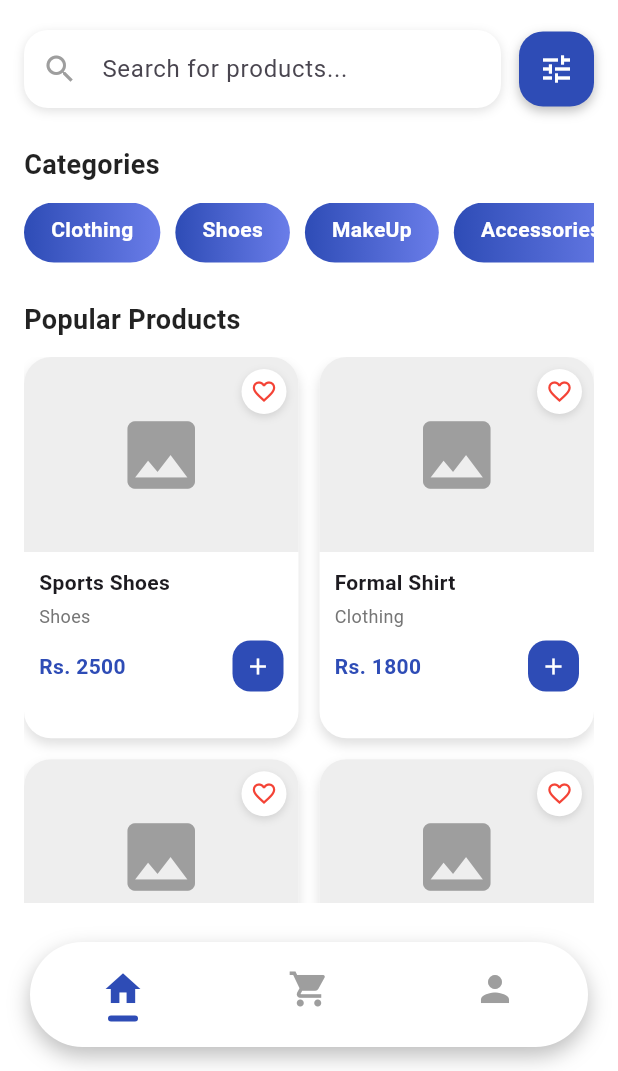
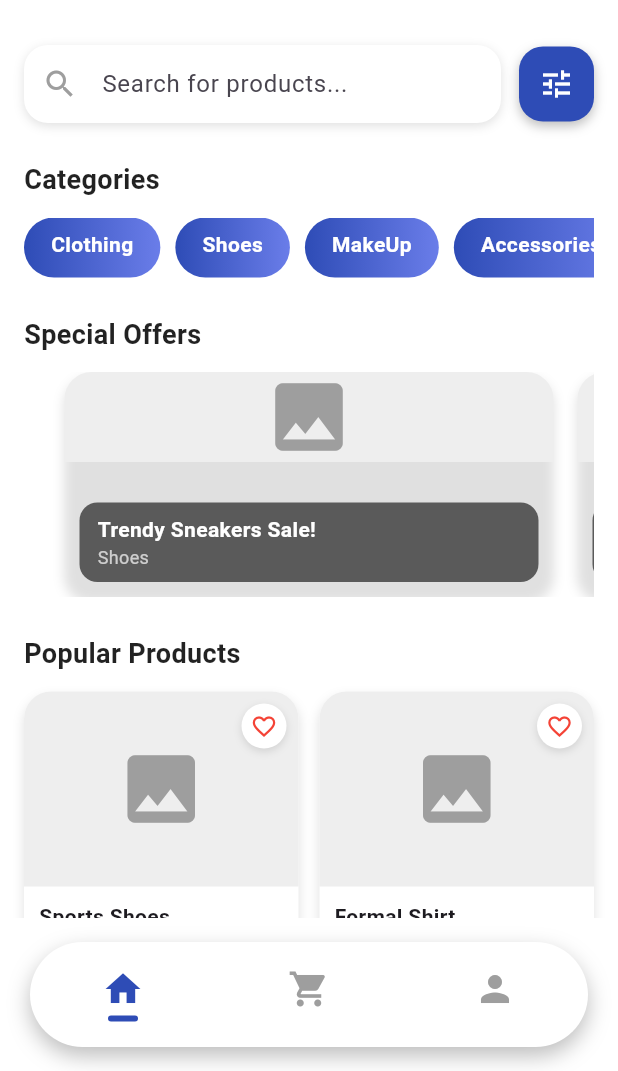
Before and after one commit to Munibafarooq-574/Pick-pay, a Flutter app: the HomeScreen screen opened by its route, on a phone screen of 412 x 824 dp, the part 165-1236 px from its top. Run offline on Flutter 3.47's test engine with Material 3 defaults, Android fonts, the light colour scheme and no system bars; our stand-ins replace cached_network_image, flutter_iconly, google_fonts, shared_preferences; accounts and stored records are empty.

Commit message:
Initial commit

```diff
--- a/lib/screens/home_screen.dart
+++ b/lib/screens/home_screen.dart
@@ -20,6 +20,26 @@ class _HomeScreenState extends State<HomeScreen> {
 
   final List<Map<String, dynamic>> _products = [
     {
+      "title": "Trendy Sneakers Sale!",
+      "category": "Shoes",
+     // "image": "assets/ads/sneakers_ad.png",
+    },
+    {
+      "title": "Elegant Dresses Collection",
+      "category": "Clothing",
+      //"image": "assets/ads/dresses_ad.png",
+    },
+    {
+      "title": "Stylish Handbags Offer",
+      "category": "Accessories",
+      //"image": "assets/ads/handbags_ad.png",
+    },
+    {
+      "title": "Glam Makeup Deals",
+      "category": "MakeUp",
+      //"image": "assets/ads/makeup_ad.png",
+    },
+    {
       "name": "Sports Shoes",
       "category": "Shoes",
       "price": 2500,
@@ -35,19 +55,19 @@ class _HomeScreenState extends State<HomeScreen> {
       "name": "Handbag",
       "category": "Accessories",
       "price": 2200,
-      //"image": "assets/products/handbag.png"
+    //  "image": "assets/products/handbag.png"
     },
     {
       "name": "Smart Watch",
       "category": "Electronics",
       "price": 6000,
-      //"image": "assets/products/smart_watch.png"
+     // "image": "assets/products/smart_watch.png"
     },
     {
       "name": "Casual Shoes",
       "category": "Shoes",
       "price": 2800,
-      //"image": "assets/products/casual_shoes.png"
+     // "image": "assets/products/casual_shoes.png"
     },
   ];
 
@@ -57,7 +77,6 @@ class _HomeScreenState extends State<HomeScreen> {
     });
   }
 
-  // 🔹 Helper to get initials from full name
   String getUserInitials(String name) {
     List<String> names = name.split(" ");
     String initials = "";
@@ -74,26 +93,26 @@ class _HomeScreenState extends State<HomeScreen> {
 
     final filteredProducts = _products
         .where((item) =>
+    item.containsKey("name") &&
         item["name"].toLowerCase().contains(_searchQuery.toLowerCase()))
         .toList();
+
+    final ads = _products.where((item) => item.containsKey("title")).toList();
 
     return Scaffold(
       backgroundColor: Colors.white,
       body: SafeArea(
-        child: Padding(
+        child: Column(
+          children: [
+            // 🔹 Fixed Header with Greeting + Profile
+            Padding(
               padding: const EdgeInsets.symmetric(horizontal: 16, vertical: 10),
-          child: Column(
-            crossAxisAlignment: CrossAxisAlignment.start,
-            children: [
-              // 🔹 Header with greeting + profile
-              Row(
+              child: Row(
                 mainAxisAlignment: MainAxisAlignment.spaceBetween,
                 children: [
-                  // Left side: Logo + greeting in a row
                   Row(
                     crossAxisAlignment: CrossAxisAlignment.start,
                     children: [
-                      // Logo fully to the left
                       SizedBox(
                         height: 100,
                         width: 100,
@@ -103,13 +122,11 @@ class _HomeScreenState extends State<HomeScreen> {
                         ),
                       ),
                       const SizedBox(width: 0.1),
-
-                      // Greeting & Username stacked vertically, slightly lower
                       Column(
                         crossAxisAlignment: CrossAxisAlignment.start,
                         mainAxisAlignment: MainAxisAlignment.start,
                         children: [
-                          const SizedBox(height: 33), // pushes "Hello" lower
+                          const SizedBox(height: 33),
                           const Text(
                             "Hello,",
                             style: TextStyle(
@@ -130,8 +147,6 @@ class _HomeScreenState extends State<HomeScreen> {
                       ),
                     ],
                   ),
-
-                  // Right side: notifications + avatar
                   Row(
                     children: [
                       Container(
@@ -165,13 +180,14 @@ class _HomeScreenState extends State<HomeScreen> {
                   ),
                 ],
               ),
-
-
+            ),
 
             const SizedBox(height: 20),
 
-              // 🔹 Search + Filter
-              Row(
+            // 🔹 Fixed Search + Filter
+            Padding(
+              padding: const EdgeInsets.symmetric(horizontal: 16),
+              child: Row(
                 children: [
                   Expanded(
                     child: Container(
@@ -206,7 +222,6 @@ class _HomeScreenState extends State<HomeScreen> {
                       setState(() {
                         _isFilterVisible = !_isFilterVisible;
                       });
-                      // Add your filter logic here, e.g., show a dialog or navigate to a filter screen
                       _showFilterDialog(context);
                     },
                     child: Container(
@@ -227,17 +242,25 @@ class _HomeScreenState extends State<HomeScreen> {
                   ),
                 ],
               ),
+            ),
 
             const SizedBox(height: 25),
 
-              // 🔹 Categories (chips style)
+            // 🔹 Scrollable Content: Categories to Popular Products
+            Expanded(
+              child: SingleChildScrollView(
+                child: Padding(
+                  padding: const EdgeInsets.symmetric(horizontal: 16),
+                  child: Column(
+                    crossAxisAlignment: CrossAxisAlignment.start,
+                    children: [
+                      // 🔹 Categories
                       const Text("Categories",
                           style: TextStyle(
                               fontSize: 18,
                               fontWeight: FontWeight.bold,
                               color: Colors.black87)),
                       const SizedBox(height: 12),
-
                       SizedBox(
                         height: 40,
                         child: ListView(
@@ -253,18 +276,42 @@ class _HomeScreenState extends State<HomeScreen> {
 
                       const SizedBox(height: 25),
 
-              // 🔹 Product Grid
+                      // 🔹 Ads Carousel
+                      const Text("Special Offers",
+                          style: TextStyle(
+                              fontSize: 18,
+                              fontWeight: FontWeight.bold,
+                              color: Colors.black87)),
+                      const SizedBox(height: 12),
+                      SizedBox(
+                        height: 150,
+                        child: PageView.builder(
+                          itemCount: ads.length,
+                          itemBuilder: (context, index) {
+                            final ad = ads[index];
+                            return _buildAdCard(
+                                ad["title"], ad["category"], ad["image"] ?? "");
+                          },
+                          controller: PageController(viewportFraction: 0.9),
+                          padEnds: true,
+                        ),
+                      ),
+
+                      const SizedBox(height: 25),
+
+                      // 🔹 Popular Products
                       const Text("Popular Products",
                           style: TextStyle(
                               fontSize: 18,
                               fontWeight: FontWeight.bold,
                               color: Colors.black87)),
                       const SizedBox(height: 12),
-
-              Expanded(
-                child: GridView.builder(
+                      GridView.builder(
+                        shrinkWrap: true,
+                        physics: const NeverScrollableScrollPhysics(),
                         itemCount: filteredProducts.length,
-                  gridDelegate: const SliverGridDelegateWithFixedCrossAxisCount(
+                        gridDelegate:
+                        const SliverGridDelegateWithFixedCrossAxisCount(
                           crossAxisCount: 2,
                           childAspectRatio: 0.72,
                           crossAxisSpacing: 14,
@@ -279,12 +326,14 @@ class _HomeScreenState extends State<HomeScreen> {
                           );
                         },
                       ),
+                    ],
+                  ),
+                ),
+              ),
             ),
           ],
         ),
       ),
-      ),
-      // 🔹 Modern Floating Bottom Navigation
       bottomNavigationBar: Padding(
         padding: const EdgeInsets.symmetric(horizontal: 20, vertical: 16),
         child: Container(
@@ -310,15 +359,128 @@ class _HomeScreenState extends State<HomeScreen> {
           ),
         ),
       ),
-
     );
   }
 
-  // 🔹 Category Chip
+  Widget _buildAdCard(String title, String category, String image) {
+    return GestureDetector(
+      onTap: () {
+        switch (category) {
+          case "Clothing":
+            Navigator.push(
+              context,
+              MaterialPageRoute(
+                builder: (_) => ClothingScreen(products: _products),
+              ),
+            );
+            break;
+          case "Shoes":
+            Navigator.push(
+              context,
+              MaterialPageRoute(
+                builder: (_) => ShoesScreen(products: _products),
+              ),
+            );
+            break;
+          case "Accessories":
+            Navigator.push(
+              context,
+              MaterialPageRoute(
+                builder: (_) => AccessoriesScreen(products: _products),
+              ),
+            );
+            break;
+          case "MakeUp":
+            Navigator.push(
+              context,
+              MaterialPageRoute(
+                builder: (_) => MakeUpScreen(products: _products),
+              ),
+            );
+            break;
+        }
+      },
+      child: Container(
+        margin: const EdgeInsets.symmetric(horizontal: 8),
+        decoration: BoxDecoration(
+          borderRadius: BorderRadius.circular(18),
+          boxShadow: [
+            BoxShadow(
+              color: Colors.black12,
+              blurRadius: 6,
+              offset: const Offset(0, 4),
+            ),
+          ],
+        ),
+        child: ClipRRect(
+          borderRadius: BorderRadius.circular(18),
+          child: Stack(
+            children: [
+              Container(
+                width: double.infinity,
+                decoration: BoxDecoration(
+                  color: Colors.grey.shade200,
+                ),
+                child: image.isNotEmpty
+                    ? Image.asset(
+                  image,
+                  fit: BoxFit.cover,
+                  errorBuilder: (context, error, stackTrace) => const Icon(
+                    Icons.image,
+                    size: 60,
+                    color: Colors.grey,
+                  ),
+                )
+                    : const Icon(
+                  Icons.image,
+                  size: 60,
+                  color: Colors.grey,
+                ),
+              ),
+              Positioned(
+                bottom: 10,
+                left: 10,
+                right: 10,
+                child: Container(
+                  padding: const EdgeInsets.symmetric(horizontal: 12, vertical: 8),
+                  decoration: BoxDecoration(
+                    color: Colors.black.withOpacity(0.6),
+                    borderRadius: BorderRadius.circular(12),
+                  ),
+                  child: Column(
+                    crossAxisAlignment: CrossAxisAlignment.start,
+                    children: [
+                      Text(
+                        title,
+                        style: const TextStyle(
+                          color: Colors.white,
+                          fontWeight: FontWeight.bold,
+                          fontSize: 14,
+                        ),
+                        maxLines: 1,
+                        overflow: TextOverflow.ellipsis,
+                      ),
+                      Text(
+                        category,
+                        style: const TextStyle(
+                          color: Colors.white70,
+                          fontSize: 12,
+                        ),
+                      ),
+                    ],
+                  ),
+                ),
+              ),
+            ],
+          ),
+        ),
+      ),
+    );
+  }
+
   Widget _buildCategoryChip(String title) {
     return GestureDetector(
       onTap: () {
-        // Navigate based on category
         switch (title) {
           case "Clothing":
             Navigator.push(
@@ -363,15 +525,15 @@ class _HomeScreenState extends State<HomeScreen> {
           ),
           borderRadius: BorderRadius.circular(20),
         ),
-        child: Text(title,
+        child: Text(
+          title,
           style: const TextStyle(
-                color: Colors.white, fontWeight: FontWeight.w600, fontSize: 14)),
+              color: Colors.white, fontWeight: FontWeight.w600, fontSize: 14),
+        ),
       ),
     );
   }
 
-
-  // 🔹 Product Card
   Widget _buildProductCard(String name, String category, int price) {
     return Container(
       decoration: BoxDecoration(
@@ -385,7 +547,6 @@ class _HomeScreenState extends State<HomeScreen> {
       child: Column(
         crossAxisAlignment: CrossAxisAlignment.start,
         children: [
-          // Image placeholder + favorite
           Stack(
             children: [
               Container(
@@ -418,18 +579,18 @@ class _HomeScreenState extends State<HomeScreen> {
               )
             ],
           ),
-
-          // Details
           Padding(
             padding: const EdgeInsets.all(10),
             child: Column(
               crossAxisAlignment: CrossAxisAlignment.start,
               children: [
-                Text(name,
+                Text(
+                  name,
                   maxLines: 1,
                   overflow: TextOverflow.ellipsis,
                   style: const TextStyle(
-                        fontSize: 14, fontWeight: FontWeight.w600)),
+                      fontSize: 14, fontWeight: FontWeight.w600),
+                ),
                 const SizedBox(height: 4),
                 Text(category,
                     style: TextStyle(fontSize: 12, color: Colors.grey.shade600)),
@@ -447,8 +608,7 @@ class _HomeScreenState extends State<HomeScreen> {
                         color: const Color(0xFF2e4cb6),
                         borderRadius: BorderRadius.circular(12),
                       ),
-                      child: const Icon(Icons.add,
-                          color: Colors.white, size: 18),
+                      child: const Icon(Icons.add, color: Colors.white, size: 18),
                     )
                   ],
                 ),
@@ -485,10 +645,8 @@ class _HomeScreenState extends State<HomeScreen> {
         ],
       ),
     );
-
   }
 
-  // Add this method to show a simple filter dialog
   void _showFilterDialog(BuildContext context) {
     showDialog(
       context: context,
@@ -502,7 +660,8 @@ class _HomeScreenState extends State<HomeScreen> {
                 title: const Text("Sort by Price: Low to High"),
                 onTap: () {
                   setState(() {
-                    _products.sort((a, b) => a["price"].compareTo(b["price"]));
+                    _products.sort(
+                            (a, b) => a["price"]?.compareTo(b["price"] ?? 0) ?? 0);
                   });
                   Navigator.pop(context);
                 },
@@ -511,7 +670,8 @@ class _HomeScreenState extends State<HomeScreen> {
                 title: const Text("Sort by Price: High to Low"),
                 onTap: () {
                   setState(() {
-                    _products.sort((a, b) => b["price"].compareTo(a["price"]));
+                    _products.sort(
+                            (a, b) => b["price"]?.compareTo(a["price"] ?? 0) ?? 0);
                   });
                   Navigator.pop(context);
                 },
@@ -528,5 +688,4 @@ class _HomeScreenState extends State<HomeScreen> {
       },
     );
   }
-
 }
```
Lines whose indentation alone changed are shown as unchanged.
